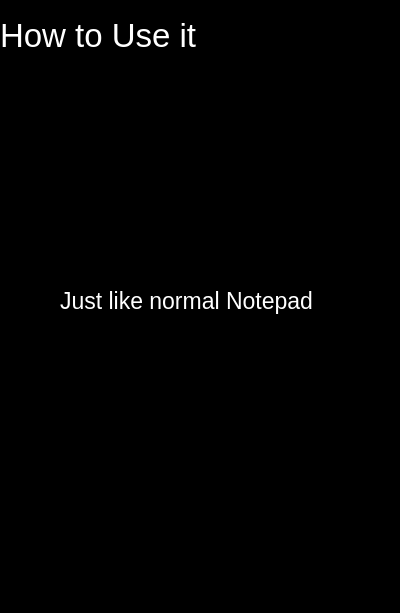
AliAnbarloo/Xnotepad, file UI/Dialog/How_To_Use.ui: the form before one commit.
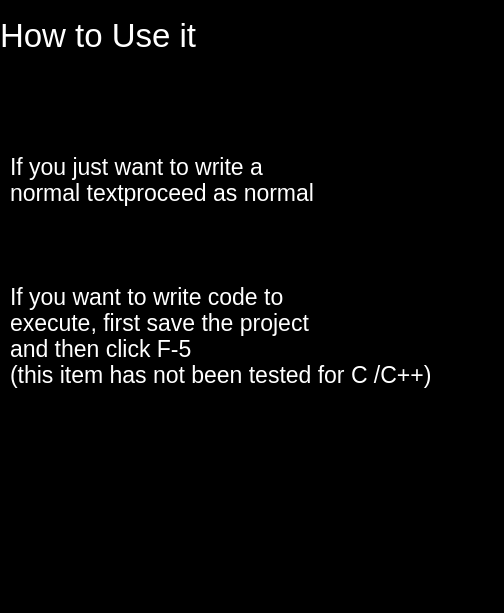
The form after the commit.

```diff
--- a/UI/Dialog/How_To_Use.ui
+++ b/UI/Dialog/How_To_Use.ui
@@ -6,7 +6,7 @@
    <rect>
     <x>0</x>
     <y>0</y>
-    <width>400</width>
+    <width>504</width>
     <height>613</height>
    </rect>
   </property>
@@ -38,10 +38,10 @@
   <widget class="QLabel" name="label_2">
    <property name="geometry">
     <rect>
-     <x>60</x>
-     <y>270</y>
-     <width>281</width>
-     <height>61</height>
+     <x>10</x>
+     <y>80</y>
+     <width>431</width>
+     <height>381</height>
     </rect>
    </property>
    <property name="font">
@@ -50,7 +50,15 @@
     </font>
    </property>
    <property name="text">
-    <string>Just like normal Notepad</string>
+    <string>If you just want to write a
+normal textproceed as normal
+
+
+
+If you want to write code to
+execute, first save the project
+and then click F-5 
+(this item has not been tested for C /C++)</string>
    </property>
   </widget>
  </widget>
```
